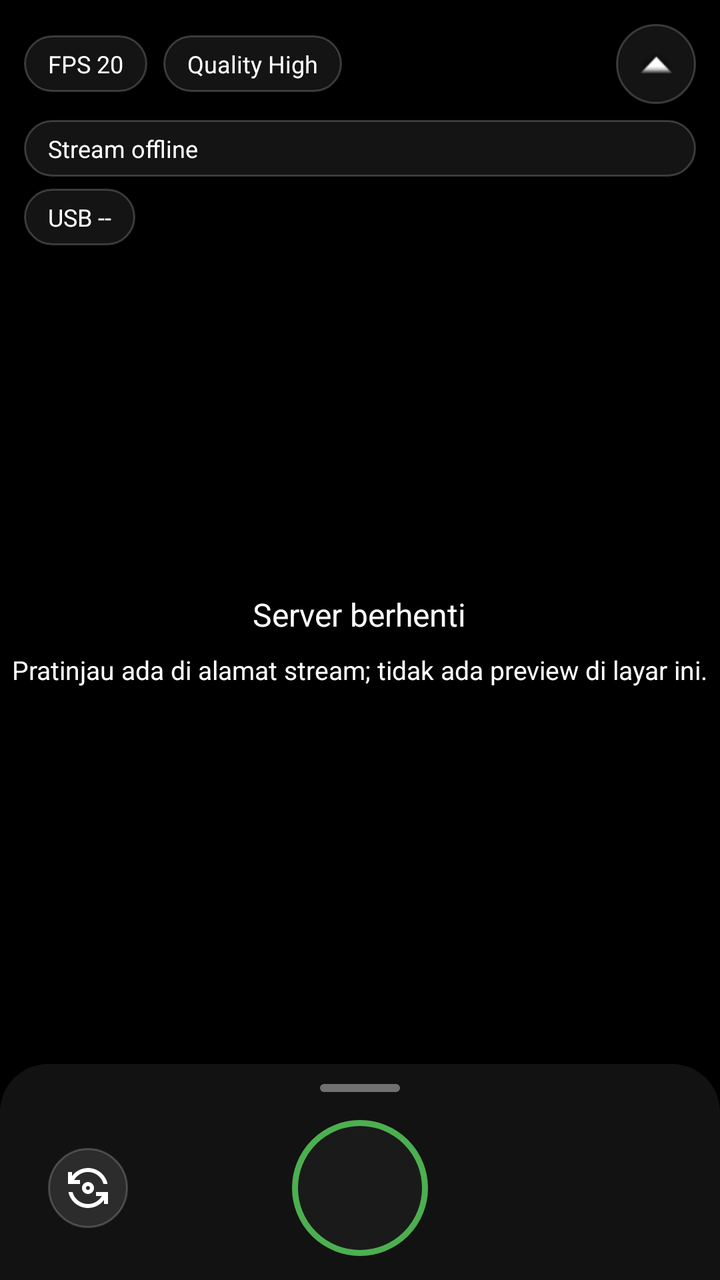
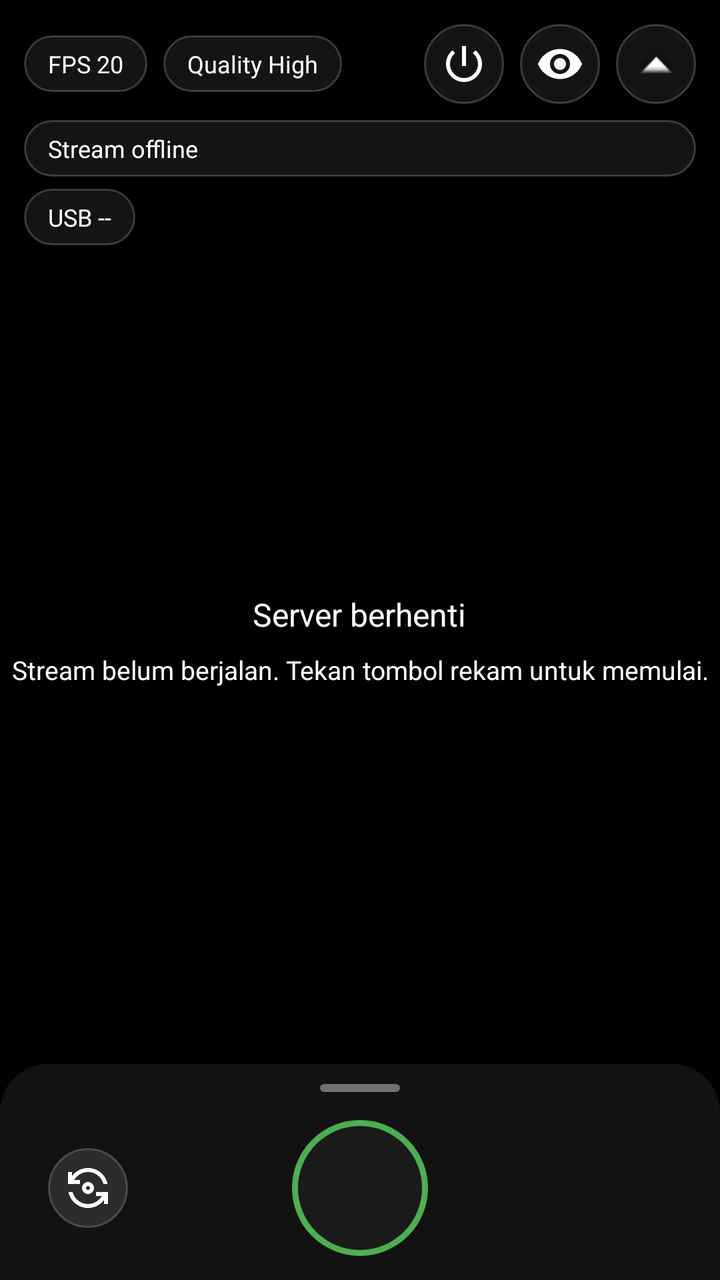

Compare the two renders of this Android layout. The source of the first and the diff that turns it into the second are given below.
<!-- AndroidManifest.xml: application theme Theme.AppCompat.Light.NoActionBar -->
<!-- res/layout/activity_main.xml -->
<?xml version="1.0" encoding="utf-8"?>
<androidx.coordinatorlayout.widget.CoordinatorLayout
    xmlns:android="http://schemas.android.com/apk/res/android"
    xmlns:app="http://schemas.android.com/apk/res-auto"
    android:id="@+id/coordinator_layout"
    android:layout_width="match_parent"
    android:layout_height="match_parent"
    android:background="@android:color/black"
    android:fitsSystemWindows="true">

    
    <LinearLayout
        android:id="@+id/previewPlaceholder"
        android:layout_width="match_parent"
        android:layout_height="match_parent"
        android:background="@android:color/black"
        android:gravity="center"
        android:orientation="vertical">

        <TextView
            android:id="@+id/tvCameraState"
            android:layout_width="wrap_content"
            android:layout_height="wrap_content"
            android:gravity="center"
            android:text="@string/label_server_stopped"
            android:textColor="@color/white"
            android:textSize="16sp" />

        <TextView
            android:id="@+id/tvPreviewHint"
            android:layout_width="wrap_content"
            android:layout_height="wrap_content"
            android:layout_marginTop="8dp"
            android:gravity="center"
            android:text="@string/label_preview_hint"
            android:textColor="@color/white"
            android:textSize="13sp" />
    </LinearLayout>

    
    <LinearLayout
        android:id="@+id/statusBar"
        android:layout_width="match_parent"
        android:layout_height="wrap_content"
        android:orientation="vertical"
        android:paddingStart="12dp"
        android:paddingEnd="12dp"
        android:paddingTop="12dp"
        android:clipToPadding="false">

        <LinearLayout
            android:layout_width="match_parent"
            android:layout_height="wrap_content"
            android:orientation="horizontal"
            android:gravity="center_vertical">

            <TextView
                android:id="@+id/tvFpsInfo"
                style="@style/InfoText"
                android:text="FPS 20" />

            <TextView
                android:id="@+id/tvQualityInfo"
                style="@style/InfoText"
                android:layout_marginStart="8dp"
                android:text="Quality High" />

            <View
                android:layout_width="0dp"
                android:layout_height="0dp"
                android:layout_weight="1" />

            <ImageButton
                android:id="@+id/btnTogglePanel"
                android:layout_width="40dp"
                android:layout_height="40dp"
                android:background="@drawable/bg_status_chip"
                android:src="@android:drawable/arrow_up_float"
                android:contentDescription="Expand controls"
                android:scaleType="centerInside"
                android:padding="8dp"
                android:elevation="4dp" />
        </LinearLayout>

        <TextView
            android:id="@+id/tvIpInfo"
            style="@style/InfoText"
            android:layout_width="match_parent"
            android:layout_marginTop="8dp"
            android:maxLines="2"
            android:text="Stream offline" />

        <TextView
            android:id="@+id/tvUsbStatus"
            style="@style/InfoText"
            android:layout_marginTop="6dp"
            android:text="USB --" />
    </LinearLayout>

    
    <LinearLayout
        android:id="@+id/controlPanel"
        android:layout_width="match_parent"
        android:layout_height="wrap_content"
        android:orientation="vertical"
        android:background="@drawable/bg_bottom_sheet"
        android:elevation="16dp"
        android:paddingStart="20dp"
        android:paddingEnd="20dp"
        android:paddingBottom="20dp"
        android:clickable="true"
        android:focusable="true"
        app:layout_behavior="com.google.android.material.bottomsheet.BottomSheetBehavior"
        app:behavior_peekHeight="108dp"
        app:behavior_hideable="false"
        app:behavior_fitToContents="true"
        app:behavior_skipCollapsed="false">

        
        <View
            android:layout_width="40dp"
            android:layout_height="4dp"
            android:layout_gravity="center_horizontal"
            android:layout_marginTop="10dp"
            android:layout_marginBottom="14dp"
            android:background="@drawable/bg_sheet_handle" />


        <FrameLayout
            android:id="@+id/layoutStartStop"
            android:layout_width="match_parent"
            android:layout_height="wrap_content"
            android:clipChildren="false">

            
            <LinearLayout
                android:layout_width="wrap_content"
                android:layout_height="wrap_content"
                android:layout_gravity="start|center_vertical"
                android:orientation="horizontal"
                android:gravity="center_vertical">

                <ImageButton
                    android:id="@+id/btnSwitchCamera"
                    android:layout_width="40dp"
                    android:layout_height="40dp"
                    android:layout_marginStart="4dp"
                    android:background="@drawable/bg_btn_secondary"
                    android:src="@drawable/ic_flip"
                    android:contentDescription="Flip camera"
                    android:scaleType="centerInside"
                    android:padding="8dp" />

                
            </LinearLayout>

            
            <FrameLayout
                android:layout_width="68dp"
                android:layout_height="68dp"
                android:layout_gravity="center">

                <View
                    android:layout_width="match_parent"
                    android:layout_height="match_parent"
                    android:background="@drawable/bg_btn_record_off"
                    android:id="@+id/btnRecordBg" />

                <View
                    android:id="@+id/btnRecordInner"
                    android:layout_width="24dp"
                    android:layout_height="24dp"
                    android:layout_gravity="center"
                    android:background="@drawable/bg_btn_record_inner"
                    android:visibility="gone" />
            </FrameLayout>

        </FrameLayout>

        
        <LinearLayout
            android:id="@+id/expandedControls"
            android:layout_width="match_parent"
            android:layout_height="wrap_content"
            android:orientation="vertical"
            android:layout_marginTop="20dp">

            <View
                android:layout_width="match_parent"
                android:layout_height="1dp"
                android:background="#22FFFFFF"
                android:layout_marginBottom="16dp" />

            <TextView
                style="@style/SheetLabel"
                android:text="QUALITY" />

            <LinearLayout
                android:id="@+id/layoutQuality"
                android:layout_width="match_parent"
                android:layout_height="wrap_content"
                android:orientation="horizontal"
                android:gravity="center"
                android:layout_marginBottom="16dp">

                <Button
                    android:id="@+id/btnDecreaseQuality"
                    style="@style/ControlButton"
                    android:layout_width="56dp"
                    android:layout_height="44dp"
                    android:text="−"
                    android:textSize="22sp" />

                <TextView
                    android:id="@+id/tvQualityValue"
                    android:layout_width="0dp"
                    android:layout_height="wrap_content"
                    android:layout_weight="1"
                    android:gravity="center"
                    android:text="High"
                    android:textColor="@color/white"
                    android:textSize="15sp"
                    android:textStyle="bold" />

                <Button
                    android:id="@+id/btnIncreaseQuality"
                    style="@style/ControlButton"
                    android:layout_width="56dp"
                    android:layout_height="44dp"
                    android:text="+"
                    android:textSize="22sp" />
            </LinearLayout>

            <TextView
                style="@style/SheetLabel"
                android:text="FPS" />

            <LinearLayout
                android:id="@+id/layoutFps"
                android:layout_width="match_parent"
                android:layout_height="wrap_content"
                android:orientation="horizontal"
                android:gravity="center"
                android:layout_marginBottom="16dp">

                <Button
                    android:id="@+id/btnDecreaseFps"
                    style="@style/ControlButton"
                    android:layout_width="56dp"
                    android:layout_height="44dp"
                    android:text="−"
                    android:textSize="22sp" />

                <TextView
                    android:id="@+id/tvFpsValue"
                    android:layout_width="0dp"
                    android:layout_height="wrap_content"
                    android:layout_weight="1"
                    android:gravity="center"
                    android:text="20"
                    android:textColor="@color/white"
                    android:textSize="15sp"
                    android:textStyle="bold" />

                <Button
                    android:id="@+id/btnIncreaseFps"
                    style="@style/ControlButton"
                    android:layout_width="56dp"
                    android:layout_height="44dp"
                    android:text="+"
                    android:textSize="22sp" />
            </LinearLayout>

            <TextView
                style="@style/SheetLabel"
                android:text="@string/label_interface" />

            
            <RadioGroup
                android:id="@+id/groupInterface"
                android:layout_width="match_parent"
                android:layout_height="wrap_content"
                android:orientation="vertical"
                android:layout_marginBottom="8dp">

                <RadioButton
                    android:id="@+id/rbInterfaceAll"
                    android:layout_width="match_parent"
                    android:layout_height="wrap_content"
                    android:text="@string/interface_all"
                    android:textColor="@color/white"
                    android:textSize="14sp" />

                <RadioButton
                    android:id="@+id/rbInterfaceWifiLan"
                    android:layout_width="match_parent"
                    android:layout_height="wrap_content"
                    android:text="@string/interface_wifi_lan"
                    android:textColor="@color/white"
                    android:textSize="14sp" />

                <RadioButton
                    android:id="@+id/rbInterfaceUsbTethering"
                    android:layout_width="match_parent"
                    android:layout_height="wrap_content"
                    android:text="@string/interface_usb_tethering"
                    android:textColor="@color/white"
                    android:textSize="14sp" />
            </RadioGroup>

            <Button
                android:id="@+id/btnApplyInterface"
                style="@style/ControlButton.Green"
                android:layout_width="match_parent"
                android:layout_height="48dp"
                android:layout_marginBottom="8dp"
                android:text="@string/action_apply_interface" />

            <TextView
                android:id="@+id/tvInterfaceHint"
                style="@style/InfoText"
                android:layout_width="match_parent"
                android:layout_marginBottom="16dp"
                android:text="@string/label_interface_locked" />
        </LinearLayout>
    </LinearLayout>

</androidx.coordinatorlayout.widget.CoordinatorLayout>
<!-- resources referenced by this layout -->
<resources>
  <color name="white">#FFFFFFFF</color>
  <!-- drawable bg_bottom_sheet (drawable) -->
  <?xml version="1.0" encoding="utf-8"?>
  <shape xmlns:android="http://schemas.android.com/apk/res/android"
      android:shape="rectangle">
      <solid android:color="#F2141414" />
      <corners
          android:topLeftRadius="24dp"
          android:topRightRadius="24dp" />
  </shape>
  <!-- drawable bg_btn_record_inner (drawable) -->
  <?xml version="1.0" encoding="utf-8"?>
  <shape xmlns:android="http://schemas.android.com/apk/res/android"
      android:shape="oval">
      <solid android:color="#FFFFFF" />
  </shape>
  <!-- drawable bg_btn_record_off (drawable) -->
  <?xml version="1.0" encoding="utf-8"?>
  <shape xmlns:android="http://schemas.android.com/apk/res/android"
      android:shape="oval">
      <solid android:color="#1A1A1A" />
      <stroke
          android:width="3dp"
          android:color="#4CAF50" />
  </shape>
  <!-- drawable bg_sheet_handle (drawable) -->
  <?xml version="1.0" encoding="utf-8"?>
  <shape xmlns:android="http://schemas.android.com/apk/res/android"
      android:shape="rectangle">
      <solid android:color="#66FFFFFF" />
      <corners android:radius="2dp" />
  </shape>
  <!-- drawable bg_status_chip (drawable) -->
  <?xml version="1.0" encoding="utf-8"?>
  <shape xmlns:android="http://schemas.android.com/apk/res/android"
      android:shape="rectangle">
      <solid android:color="#CC1A1A1A" />
      <corners android:radius="20dp" />
      <stroke
          android:width="1dp"
          android:color="#33FFFFFF" />
  </shape>
  <string name="action_apply_interface">Terapkan interface</string>
  <string name="interface_all">Semua interface</string>
  <string name="interface_usb_tethering">USB tethering</string>
  <string name="interface_wifi_lan">Wi-Fi / LAN</string>
  <string name="label_interface">INTERFACE</string>
  <string name="label_interface_locked">Hentikan stream untuk mengganti interface</string>
  <string name="label_preview_hint">Pratinjau ada di alamat stream; tidak ada preview di layar ini.</string>
  <string name="label_server_stopped">Server berhenti</string>
  <!-- drawable bg_btn_primary (drawable) -->
  <?xml version="1.0" encoding="utf-8"?>
  <ripple xmlns:android="http://schemas.android.com/apk/res/android"
      android:color="#40FFFFFF">
      <item>
          <shape android:shape="rectangle">
              <solid android:color="#1A73E8" />
              <corners android:radius="28dp" />
          </shape>
      </item>
  </ripple>
  <color name="text_secondary">#B3FFFFFF</color>
  <!-- unchanged entries left out for length: 6 -->
</resources>

<!-- the commit's change to res/layout/activity_main.xml (unified diff, before → after) -->
@@ -9,8 +9,16 @@
     android:fitsSystemWindows="true">
 
     
+    <androidx.camera.view.PreviewView
+        android:id="@+id/previewView"
+        android:layout_width="match_parent"
+        android:layout_height="match_parent"
+        android:background="@android:color/black"
+        android:visibility="gone"
+        app:scaleType="fillCenter" />
+
     <LinearLayout
-        android:id="@+id/previewPlaceholder"
+        android:id="@+id/previewOverlay"
         android:layout_width="match_parent"
         android:layout_height="match_parent"
         android:background="@android:color/black"
@@ -32,7 +40,7 @@
             android:layout_height="wrap_content"
             android:layout_marginTop="8dp"
             android:gravity="center"
-            android:text="@string/label_preview_hint"
+            android:text="@string/label_stream_not_running"
             android:textColor="@color/white"
             android:textSize="13sp" />
     </LinearLayout>
@@ -69,6 +77,30 @@
                 android:layout_width="0dp"
                 android:layout_height="0dp"
                 android:layout_weight="1" />
+
+            <ImageButton
+                android:id="@+id/btnScreenOff"
+                android:layout_width="40dp"
+                android:layout_height="40dp"
+                android:layout_marginEnd="8dp"
+                android:background="@drawable/bg_status_chip"
+                android:src="@drawable/ic_screen_off"
+                android:contentDescription="@string/cd_screen_off"
+                android:scaleType="centerInside"
+                android:padding="8dp"
+                android:elevation="4dp" />
+
+            <ImageButton
+                android:id="@+id/btnTogglePreview"
+                android:layout_width="40dp"
+                android:layout_height="40dp"
+                android:layout_marginEnd="8dp"
+                android:background="@drawable/bg_status_chip"
+                android:src="@drawable/ic_preview_on"
+                android:contentDescription="@string/cd_toggle_preview"
+                android:scaleType="centerInside"
+                android:padding="8dp"
+                android:elevation="4dp" />
 
             <ImageButton
                 android:id="@+id/btnTogglePanel"
<!-- resource entries referenced after the edit -->
@@ -42,14 +42,40 @@
           android:width="1dp"
           android:color="#33FFFFFF" />
   </shape>
+  <!-- drawable ic_preview_on (drawable) -->
+  <?xml version="1.0" encoding="utf-8"?>
+  <vector xmlns:android="http://schemas.android.com/apk/res/android"
+      android:width="24dp"
+      android:height="24dp"
+      android:viewportWidth="24"
+      android:viewportHeight="24"
+      android:tint="@color/white">
+      <path
+          android:fillColor="@android:color/white"
+          android:pathData="M12,4.5C7,4.5 2.73,7.61 1,12c1.73,4.39 6,7.5 11,7.5s9.27,-3.11 11,-7.5c-1.73,-4.39 -6,-7.5 -11,-7.5zM12,17c-2.76,0 -5,-2.24 -5,-5s2.24,-5 5,-5 5,2.24 5,5 -2.24,5 -5,5zM12,9c-1.66,0 -3,1.34 -3,3s1.34,3 3,3 3,-1.34 3,-3 -1.34,-3 -3,-3z" />
+  </vector>
+  <!-- drawable ic_screen_off (drawable) -->
+  <?xml version="1.0" encoding="utf-8"?>
+  <vector xmlns:android="http://schemas.android.com/apk/res/android"
+      android:width="24dp"
+      android:height="24dp"
+      android:viewportWidth="24"
+      android:viewportHeight="24"
+      android:tint="@color/white">
+      <path
+          android:fillColor="@android:color/white"
+          android:pathData="M13,3h-2v10h2V3zM17.83,5.17l-1.42,1.42C17.99,7.86 19,9.81 19,12c0,3.87 -3.13,7 -7,7s-7,-3.13 -7,-7c0,-2.19 1.01,-4.14 2.58,-5.42L6.17,5.17C4.23,6.82 3,9.26 3,12c0,4.97 4.03,9 9,9s9,-4.03 9,-9c0,-2.74 -1.23,-5.18 -3.17,-6.83z" />
+  </vector>
   <string name="action_apply_interface">Terapkan interface</string>
+  <string name="cd_screen_off">Matikan layar</string>
+  <string name="cd_toggle_preview">Nyalakan atau matikan pratinjau</string>
   <string name="interface_all">Semua interface</string>
   <string name="interface_usb_tethering">USB tethering</string>
   <string name="interface_wifi_lan">Wi-Fi / LAN</string>
   <string name="label_interface">INTERFACE</string>
   <string name="label_interface_locked">Hentikan stream untuk mengganti interface</string>
-  <string name="label_preview_hint">Pratinjau ada di alamat stream; tidak ada preview di layar ini.</string>
   <string name="label_server_stopped">Server berhenti</string>
+  <string name="label_stream_not_running">Stream belum berjalan. Tekan tombol rekam untuk memulai.</string>
   <!-- drawable bg_btn_primary (drawable) -->
   <?xml version="1.0" encoding="utf-8"?>
   <ripple xmlns:android="http://schemas.android.com/apk/res/android"
